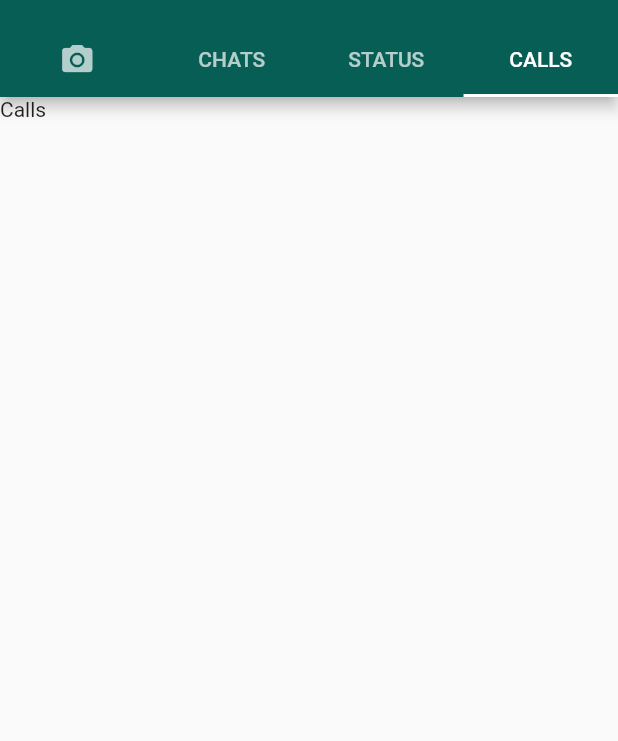
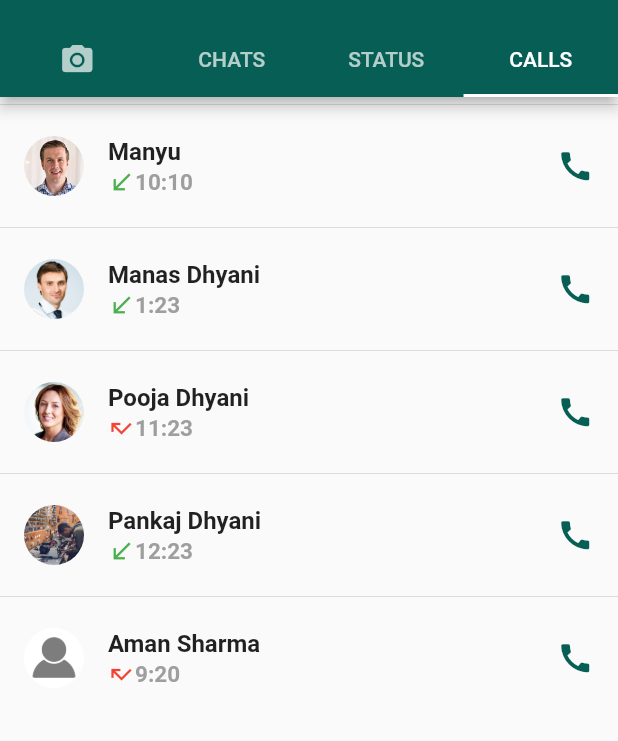
Before and after one commit to ManyuDhyani/Whatsapp_Clone_Flutter, a Flutter app: the screen it shows after launch, tab 4 chosen, on a phone screen of 412 x 824 dp, the part 59-800 px from its top. Run offline on Flutter 3.47's test engine with Material 2 defaults, Android fonts, the phone set to English and light mode, and no system bars; our stand-ins replace bubble.

Commit message:
CallLogs: Call Details Window Implementation

```diff
--- /dev/null
+++ b/lib/Windows/callDetail.dart
@@ -0,0 +1,58 @@
+import 'package:flutter/material.dart';
+import 'package:whatsapp_clone_flutter/Windows/palette.dart';
+import 'package:whatsapp_clone_flutter/models/callModels.dart';
+
+class callDetailWindow extends StatefulWidget {
+  callDetailWindow({Key? key}) : super(key: key);
+
+  @override
+  State<callDetailWindow> createState() => _callDetailWindowState();
+}
+
+class _callDetailWindowState extends State<callDetailWindow> {
+  @override
+  Widget build(BuildContext context) {
+    return ListView.builder(
+        itemCount: callLog.length,
+        itemBuilder: (context, i) => Column(
+              children: [
+                const Divider(
+                  height: 10.0,
+                ),
+                ListTile(
+                  leading: CircleAvatar(
+                    backgroundColor: Colors.white,
+                    backgroundImage: AssetImage(callLog[i].profilePic ??
+                        'lib/models/images/profile.png'),
+                  ),
+                  title: Text(
+                    callLog[i].name,
+                    style: const TextStyle(fontWeight: FontWeight.bold),
+                  ),
+                  subtitle: Row(
+                    children: [
+                      Container(
+                        child: callLog[i].callType,
+                      ),
+                      Text(
+                        callLog[i].time,
+                        style: const TextStyle(
+                            color: Colors.grey,
+                            fontWeight: FontWeight.bold,
+                            fontSize: 15.0),
+                      ),
+                    ],
+                  ),
+                  trailing: const Icon(
+                    Icons.call,
+                    size: 25,
+                    color: Palette.navColor,
+                  ),
+                  onTap: () {
+                    print("Call Detail Pressed");
+                  },
+                )
+              ],
+            ));
+  }
+}
--- a/lib/Windows/home.dart
+++ b/lib/Windows/home.dart
@@ -1,4 +1,5 @@
 import 'package:flutter/material.dart';
+import 'package:whatsapp_clone_flutter/Windows/callDetail.dart';
 import 'package:whatsapp_clone_flutter/Windows/chats.dart';
 
 class MyHomePage extends StatefulWidget {
@@ -62,7 +63,7 @@
           Text('Camera'),
           Chats(),
           Text('Status'),
-          Text('Calls'),
+          callDetailWindow(),
         ],
       ),
     );
--- /dev/null
+++ b/lib/models/callModels.dart
@@ -0,0 +1,55 @@
+import 'package:flutter/material.dart';
+
+class CallModel {
+  final String name;
+  final String time;
+  final String? profilePic;
+  final Icon callType;
+
+  CallModel({
+    required this.name,
+    required this.time,
+    required this.profilePic,
+    required this.callType,
+  });
+
+  static Icon callReceived = const Icon(
+    Icons.call_received,
+    size: 18,
+    color: Colors.green,
+  );
+
+  static Icon callMissed = const Icon(
+    Icons.call_missed,
+    size: 18,
+    color: Colors.red,
+  );
+}
+
+List<CallModel> callLog = [
+  CallModel(
+      name: "Manyu",
+      time: "10:10",
+      profilePic: "lib/models/images/avatar-1.jpg",
+      callType: CallModel.callReceived),
+  CallModel(
+      name: "Manas Dhyani",
+      time: "1:23",
+      profilePic: "lib/models/images/avatar-2.jpg",
+      callType: CallModel.callReceived),
+  CallModel(
+      name: "Pooja Dhyani",
+      time: "11:23",
+      profilePic: "lib/models/images/avatar-3.jpg",
+      callType: CallModel.callMissed),
+  CallModel(
+      name: "Pankaj Dhyani",
+      time: "12:23",
+      profilePic: "lib/models/images/gallery-1.jpg",
+      callType: CallModel.callReceived),
+  CallModel(
+      name: "Aman Sharma",
+      time: "9:20",
+      profilePic: null,
+      callType: CallModel.callMissed),
+];
```
Also changed, not shown: lib/Windows/chats.dart (+5 -8 lines), lib/Windows/messageExchange.dart (+4 -4 lines).
